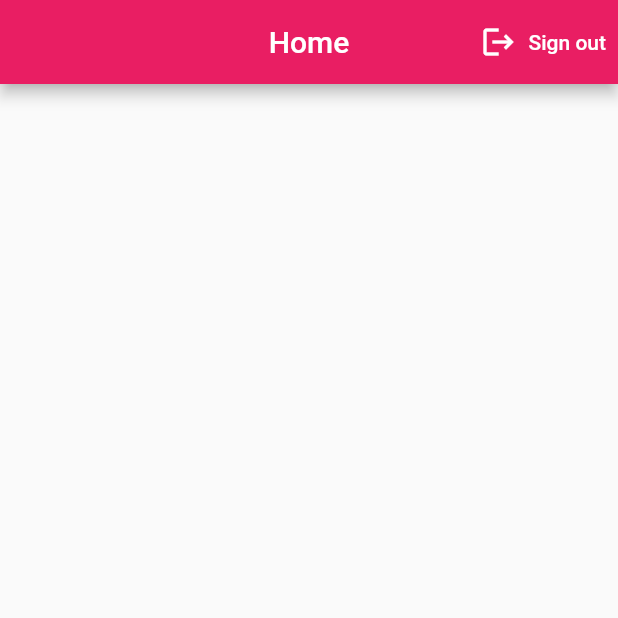
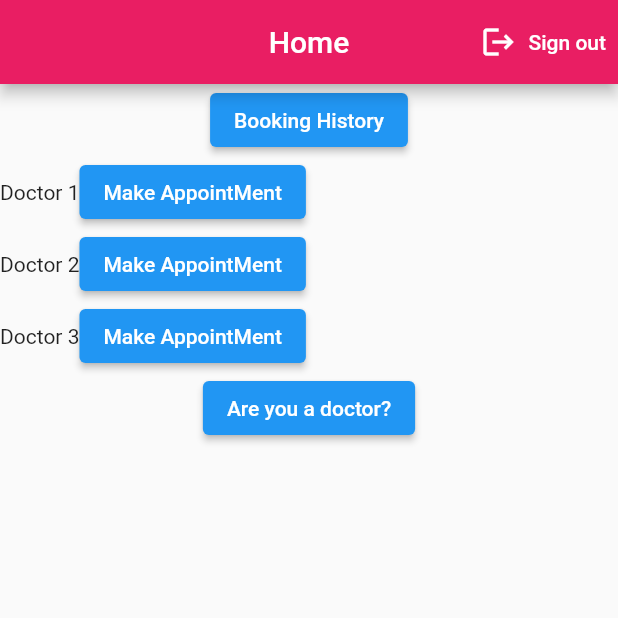
Before and after one commit to MaheshManoharan/iantz_doctor2, a Flutter app: the screen it shows once a user with an empty profile is signed in, on a phone screen of 412 x 824 dp, the top half of it. Run offline on Flutter 3.47's test engine with Material 2 defaults, Android fonts, the phone set to English and light mode, and no system bars; our stand-ins replace cloud_firestore, firebase_auth, firebase_core, flutter_signin_button, google_sign_in, table_calendar; accounts and stored records are empty.

Commit message:
user appointment works, booking history - but need to stylish ui and more understandable

```diff
--- a/lib/screens/home_screen.dart
+++ b/lib/screens/home_screen.dart
@@ -1,8 +1,26 @@
+import 'package:cloud_firestore/cloud_firestore.dart';
+import 'package:firebase_auth/firebase_auth.dart';
 import 'package:flutter/material.dart';
+import 'package:flutter_firestore_demo/screens/user_booking_history.dart';
 import 'package:flutter_firestore_demo/services/auth_service.dart';
 
-class HomeScreen extends StatelessWidget {
-  const HomeScreen({Key? key}) : super(key: key);
+import 'calendar_screen.dart';
+
+class HomeScreen extends StatefulWidget {
+  HomeScreen({Key? key}) : super(key: key);
+
+  @override
+  State<HomeScreen> createState() => _HomeScreenState();
+}
+
+class _HomeScreenState extends State<HomeScreen> {
+  FirebaseFirestore firestore = FirebaseFirestore.instance;
+  FirebaseAuth auth = FirebaseAuth.instance;
+
+  Future<List<QueryDocumentSnapshot<Object?>>> getDoctors() async {
+    QuerySnapshot qn = await firestore.collection('doctors').get();
+    return qn.docs;
+  }
 
   @override
   Widget build(BuildContext context) {
@@ -28,6 +46,102 @@ class HomeScreen extends StatelessWidget {
           ),
         ],
       ),
+      body: Column(
+        children: [
+          ElevatedButton(
+            child: Text('Booking History'),
+            onPressed: () {
+              Navigator.of(context).push(
+                MaterialPageRoute(
+                  builder: (context) => UserBookingHistory(),
+                ),
+              );
+            },
+          ),
+          Row(
+            children: [
+              const Text('Doctor 1'),
+              ElevatedButton(
+                onPressed: () {
+                  Navigator.of(context).push(
+                    MaterialPageRoute(
+                      builder: (context) => const CalendarScreen(
+                        doctorid: 'doctor_1',
+                      ),
+                    ),
+                  );
+                },
+                child: const Text('Make AppointMent'),
+              ),
+            ],
+          ),
+          Row(
+            children: [
+              const Text('Doctor 2'),
+              ElevatedButton(
+                onPressed: () {
+                  Navigator.of(context).push(
+                    MaterialPageRoute(
+                      builder: (context) => CalendarScreen(
+                        doctorid: 'doctor_2',
+                      ),
+                    ),
+                  );
+                },
+                child: const Text('Make AppointMent'),
+              ),
+            ],
+          ),
+          Row(
+            children: [
+              const Text('Doctor 3'),
+              ElevatedButton(
+                onPressed: () {
+                  Navigator.of(context).push(
+                    MaterialPageRoute(
+                      builder: (context) =>
+                          const CalendarScreen(doctorid: 'doctor_3'),
+                    ),
+                  );
+                },
+                child: const Text('Make AppointMent'),
+              ),
+            ],
+          ),
+          ElevatedButton(
+            onPressed: ()
+            {
+
+            },
+            child: const Text('Are you a doctor?'),
+          ),
+        ],
+      ),
     );
   }
 }
+// Container(
+//         width: MediaQuery.of(context).size.width,
+//         child: Column(
+//           mainAxisAlignment: MainAxisAlignment.center,
+//           crossAxisAlignment: CrossAxisAlignment.center,
+//           children: [
+//             ElevatedButton(
+//               child: Text('Add data to Firestore'),
+//               onPressed: () async {
+//                 User? user = auth.currentUser;
+
+//                 CollectionReference users = firestore.collection('users');
+//                 await users.add({'name': "Rahul"});
+//               },
+//             ),
+//             ElevatedButton(
+//               onPressed: () async {
+//                 CollectionReference users = firestore.collection('users');
+//                 QuerySnapshot allResults = await users.get();
+//               },
+//               child: Text('Read Data From Firestore'),
+//             ),
+//           ],
+//         ),
+//       ),
--- a/pubspec.yaml
+++ b/pubspec.yaml
@@ -39,6 +39,8 @@ dependencies:
   google_sign_in_web: ^0.10.0+1
   flutter_signin_button: ^2.0.0
   cloud_firestore: ^2.4.0
+  table_calendar: ^3.0.0
+  intl: ^0.17.0
 
 dev_dependencies:
   flutter_test:
```
Also changed, not shown: lib/screens/calendar_screen.dart (added, +152 -0 lines), lib/screens/user_booking_history.dart (added, +55 -0 lines), lib/screens/doc/doc_login_screen.dart (added), pubspec.lock.
